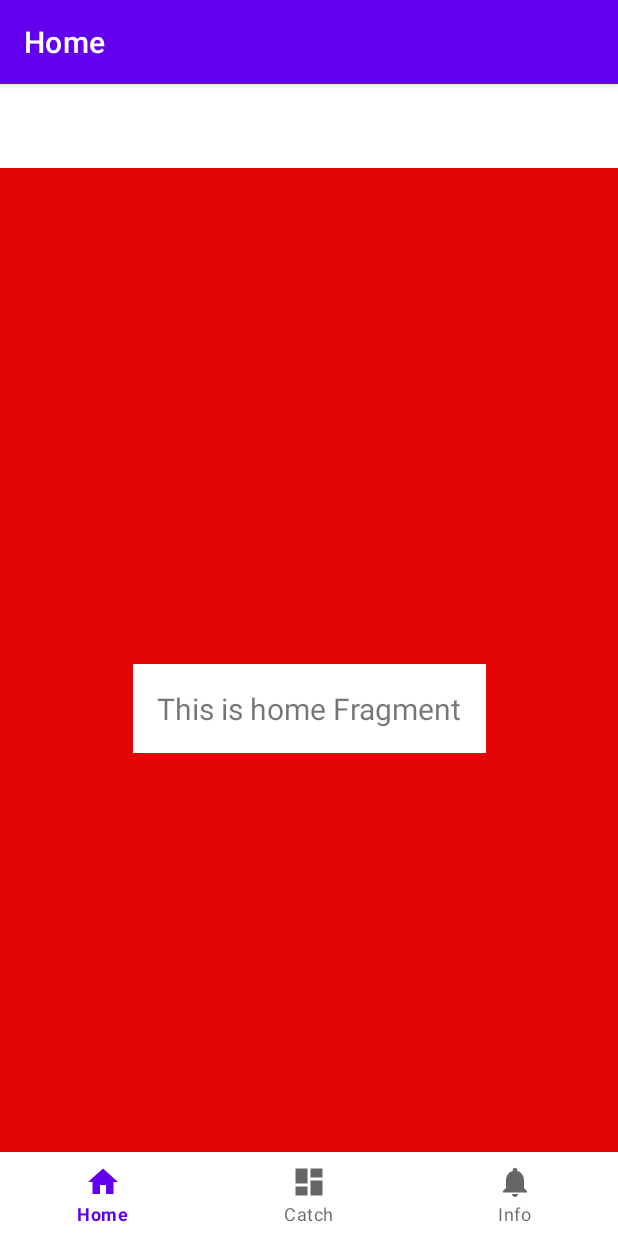
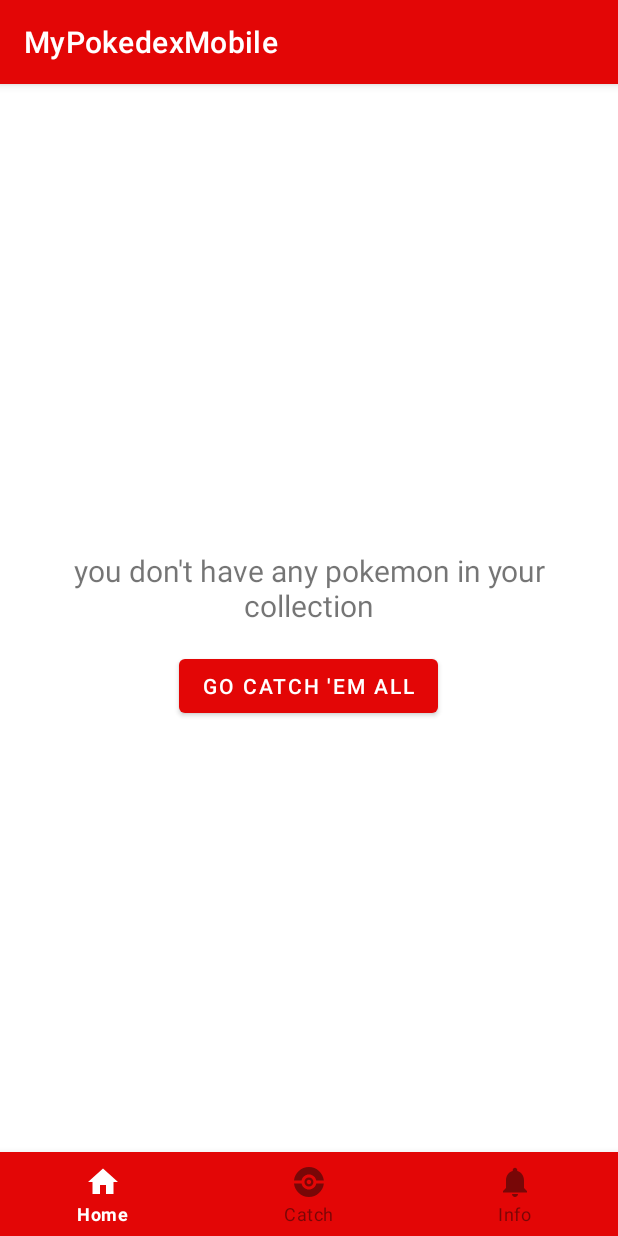
Before and after one commit to CumiTerbang/MyPokedexMobile, an Android app: the screen it shows after launch (MainActivity), on a phone screen of 412 x 824 dp. Run offline under Robolectric (Android 15) with nearby library versions, the phone set to English and light mode, and no system bars; our stand-ins replace navigation-ui.

Commit message:
update ui

```diff
--- a/app/build.gradle.kts
+++ b/app/build.gradle.kts
@@ -46,9 +46,11 @@ dependencies {
     implementation("androidx.constraintlayout:constraintlayout:2.1.4")
     implementation("androidx.lifecycle:lifecycle-livedata-ktx:2.6.1")
     implementation("androidx.lifecycle:lifecycle-viewmodel-ktx:2.6.1")
-    implementation("androidx.navigation:navigation-fragment-ktx:2.5.3")
-    implementation("androidx.navigation:navigation-ui-ktx:2.5.3")
     testImplementation("junit:junit:4.13.2")
     androidTestImplementation("androidx.test.ext:junit:1.1.5")
     androidTestImplementation("androidx.test.espresso:espresso-core:3.5.1")
+
+    implementation ("androidx.legacy:legacy-support-v4:1.0.0")
+    implementation("androidx.navigation:navigation-fragment-ktx:2.5.3")
+    implementation("androidx.navigation:navigation-ui-ktx:2.5.3")
 }
--- a/app/src/main/java/com/cumiterbang/mypokedexmobile/MainActivity.kt
+++ b/app/src/main/java/com/cumiterbang/mypokedexmobile/MainActivity.kt
@@ -5,7 +5,6 @@ import com.google.android.material.bottomnavigation.BottomNavigationView
 import androidx.appcompat.app.AppCompatActivity
 import androidx.navigation.findNavController
 import androidx.navigation.ui.AppBarConfiguration
-import androidx.navigation.ui.setupActionBarWithNavController
 import androidx.navigation.ui.setupWithNavController
 import com.cumiterbang.mypokedexmobile.databinding.ActivityMainBinding
 
@@ -22,14 +21,13 @@ class MainActivity : AppCompatActivity() {
         val navView: BottomNavigationView = binding.navView
 
         val navController = findNavController(R.id.nav_host_fragment_activity_main)
-        // Passing each menu ID as a set of Ids because each
-        // menu should be considered as top level destinations.
-        val appBarConfiguration = AppBarConfiguration(
-            setOf(
-                R.id.navigation_home, R.id.navigation_catch, R.id.navigation_info
-            )
-        )
-        setupActionBarWithNavController(navController, appBarConfiguration)
+//        val appBarConfiguration = AppBarConfiguration(
+//            setOf(
+//                R.id.navigation_home, R.id.navigation_catch, R.id.navigation_info
+//            )
+//        )
+//        setupActionBarWithNavController(navController, appBarConfiguration)
         navView.setupWithNavController(navController)
+
     }
 }
--- /dev/null
+++ b/app/src/main/java/com/cumiterbang/mypokedexmobile/data/ApiUrls.kt
@@ -0,0 +1,17 @@
+package com.cumiterbang.mypokedexmobile.data
+
+object ApiUrls {
+    const val BASE_URL = "https://pokeapi.co/api/v2/";
+    const val PAGINATION = "limit=20" //&offset=0" put offset as query later
+    const val POKEMON_LIST_REQUEST = "pokemon/?"
+    const val POKEMON_DETAIL_REQUEST = "pokemon/"
+
+    fun getImagePath(pokemonId: String?): String {
+        return "https://raw.githubusercontent.com/PokeAPI/sprites/master/sprites/pokemon/other/official-artwork/$pokemonId.png";
+    }
+
+    fun getSpritePath(pokemonId: String?): String {
+        return "https://raw.githubusercontent.com/PokeAPI/sprites/master/sprites/pokemon/$pokemonId.png";
+    }
+
+}
--- a/app/src/main/java/com/cumiterbang/mypokedexmobile/ui/dashboard/DashboardFragment.kt
+++ b/app/src/main/java/com/cumiterbang/mypokedexmobile/ui/catch/CatchFragment.kt
@@ -1,4 +1,4 @@
-package com.cumiterbang.mypokedexmobile.ui.dashboard
+package com.cumiterbang.mypokedexmobile.ui.catch
 
 import android.os.Bundle
 import android.view.LayoutInflater
@@ -9,7 +9,7 @@ import androidx.fragment.app.Fragment
 import androidx.lifecycle.ViewModelProvider
 import com.cumiterbang.mypokedexmobile.databinding.FragmentCatchBinding
 
-class DashboardFragment : Fragment() {
+class CatchFragment : Fragment() {
 
     private var _binding: FragmentCatchBinding? = null
 
@@ -23,7 +23,7 @@ class DashboardFragment : Fragment() {
         savedInstanceState: Bundle?
     ): View {
         val dashboardViewModel =
-            ViewModelProvider(this).get(DashboardViewModel::class.java)
+            ViewModelProvider(this).get(CatchViewModel::class.java)
 
         _binding = FragmentCatchBinding.inflate(inflater, container, false)
         val root: View = binding.root
--- a/app/src/main/java/com/cumiterbang/mypokedexmobile/ui/notifications/NotificationsViewModel.kt
+++ b/app/src/main/java/com/cumiterbang/mypokedexmobile/ui/catch/CatchViewModel.kt
@@ -1,13 +1,13 @@
-package com.cumiterbang.mypokedexmobile.ui.notifications
+package com.cumiterbang.mypokedexmobile.ui.catch
 
 import androidx.lifecycle.LiveData
 import androidx.lifecycle.MutableLiveData
 import androidx.lifecycle.ViewModel
 
-class NotificationsViewModel : ViewModel() {
+class CatchViewModel : ViewModel() {
 
     private val _text = MutableLiveData<String>().apply {
-        value = "This is notifications Fragment"
+        value = "This is catch Fragment"
     }
     val text: LiveData<String> = _text
 }
--- a/app/src/main/java/com/cumiterbang/mypokedexmobile/ui/home/HomeFragment.kt
+++ b/app/src/main/java/com/cumiterbang/mypokedexmobile/ui/home/HomeFragment.kt
@@ -4,9 +4,11 @@ import android.os.Bundle
 import android.view.LayoutInflater
 import android.view.View
 import android.view.ViewGroup
+import android.widget.Button
 import android.widget.TextView
 import androidx.fragment.app.Fragment
 import androidx.lifecycle.ViewModelProvider
+import com.cumiterbang.mypokedexmobile.R
 import com.cumiterbang.mypokedexmobile.databinding.FragmentHomeBinding
 
 class HomeFragment : Fragment() {
@@ -29,8 +31,16 @@ class HomeFragment : Fragment() {
         val root: View = binding.root
 
         val textView: TextView = binding.textHomeMenu
-        homeViewModel.text.observe(viewLifecycleOwner) {
-            textView.text = it
+        val buttonCatch: Button = binding.goCatch
+        homeViewModel.myPokemon.observe(viewLifecycleOwner) {
+            if(it.isEmpty()){
+                textView.visibility = View.VISIBLE
+                buttonCatch.visibility = View.VISIBLE
+                textView.text = resources.getString(R.string.my_pokemon_no_data)
+            }else{
+                textView.visibility = View.GONE
+                buttonCatch.visibility = View.GONE
+            }
         }
         return root
     }
--- a/app/src/main/java/com/cumiterbang/mypokedexmobile/ui/home/HomeViewModel.kt
+++ b/app/src/main/java/com/cumiterbang/mypokedexmobile/ui/home/HomeViewModel.kt
@@ -6,8 +6,8 @@ import androidx.lifecycle.ViewModel
 
 class HomeViewModel : ViewModel() {
 
-    private val _text = MutableLiveData<String>().apply {
-        value = "This is home Fragment"
+    private val _myPokemon = MutableLiveData<List<String>>().apply {
+        value = emptyList()
     }
-    val text: LiveData<String> = _text
+    val myPokemon: LiveData<List<String>> = _myPokemon
 }
--- a/app/src/main/java/com/cumiterbang/mypokedexmobile/ui/notifications/NotificationsFragment.kt
+++ b/app/src/main/java/com/cumiterbang/mypokedexmobile/ui/info/InfoFragment.kt
@@ -1,4 +1,4 @@
-package com.cumiterbang.mypokedexmobile.ui.notifications
+package com.cumiterbang.mypokedexmobile.ui.info
 
 import android.os.Bundle
 import android.view.LayoutInflater
@@ -9,7 +9,7 @@ import androidx.fragment.app.Fragment
 import androidx.lifecycle.ViewModelProvider
 import com.cumiterbang.mypokedexmobile.databinding.FragmentInfoBinding
 
-class NotificationsFragment : Fragment() {
+class InfoFragment : Fragment() {
 
     private var _binding: FragmentInfoBinding? = null
 
@@ -23,7 +23,7 @@ class NotificationsFragment : Fragment() {
         savedInstanceState: Bundle?
     ): View {
         val notificationsViewModel =
-            ViewModelProvider(this).get(NotificationsViewModel::class.java)
+            ViewModelProvider(this).get(InfoViewModel::class.java)
 
         _binding = FragmentInfoBinding.inflate(inflater, container, false)
         val root: View = binding.root
--- a/app/src/main/java/com/cumiterbang/mypokedexmobile/ui/dashboard/DashboardViewModel.kt
+++ b/app/src/main/java/com/cumiterbang/mypokedexmobile/ui/info/InfoViewModel.kt
@@ -1,13 +1,13 @@
-package com.cumiterbang.mypokedexmobile.ui.dashboard
+package com.cumiterbang.mypokedexmobile.ui.info
 
 import androidx.lifecycle.LiveData
 import androidx.lifecycle.MutableLiveData
 import androidx.lifecycle.ViewModel
 
-class DashboardViewModel : ViewModel() {
+class InfoViewModel : ViewModel() {
 
     private val _text = MutableLiveData<String>().apply {
-        value = "This is dashboard Fragment"
+        value = "This is info Fragment"
     }
     val text: LiveData<String> = _text
 }
--- /dev/null
+++ b/app/src/main/res/color/bottom_nav_color.xml
@@ -0,0 +1,5 @@
+<?xml version="1.0" encoding="utf-8"?>
+<selector xmlns:android="http://schemas.android.com/apk/res/android">
+    <item android:state_checked="true" android:color="@color/white" />
+    <item android:state_checked="false" android:color="@color/dark_red"/>
+</selector>
--- /dev/null
+++ b/app/src/main/res/drawable/ic_poke_ball_black_24dp.xml
@@ -0,0 +1,16 @@
+<vector xmlns:android="http://schemas.android.com/apk/res/android"
+    android:width="24dp"
+    android:height="24dp"
+    android:viewportWidth="24"
+    android:viewportHeight="24">
+  <path
+      android:pathData="M21.901,13H16.851C16.387,15.282 14.37,17 11.951,17C9.532,17 7.514,15.282 7.051,13H2C2.502,18.053 6.765,22 11.951,22C17.136,22 21.399,18.053 21.901,13Z"
+      android:fillColor="#FF000000"/>
+  <path
+      android:pathData="M21.901,11C21.399,5.947 17.136,2 11.951,2C6.765,2 2.502,5.947 2,11H7.051C7.514,8.718 9.532,7 11.951,7C14.37,7 16.387,8.718 16.851,11H21.901Z"
+      android:fillColor="#FF000000"/>
+  <path
+      android:pathData="M11.951,15C13.608,15 14.951,13.657 14.951,12C14.951,10.343 13.608,9 11.951,9C10.294,9 8.951,10.343 8.951,12C8.951,13.657 10.294,15 11.951,15ZM13.451,12C13.451,12.828 12.779,13.5 11.951,13.5C11.122,13.5 10.451,12.828 10.451,12C10.451,11.172 11.122,10.5 11.951,10.5C12.779,10.5 13.451,11.172 13.451,12Z"
+      android:fillColor="#FF000000"
+      android:fillType="evenOdd"/>
+</vector>
--- a/app/src/main/res/layout/activity_main.xml
+++ b/app/src/main/res/layout/activity_main.xml
@@ -3,26 +3,27 @@
     xmlns:app="http://schemas.android.com/apk/res-auto"
     android:id="@+id/container"
     android:layout_width="match_parent"
-    android:layout_height="match_parent"
-    android:paddingTop="?attr/actionBarSize">
+    android:layout_height="match_parent">
 
     <com.google.android.material.bottomnavigation.BottomNavigationView
         android:id="@+id/nav_view"
         android:layout_width="0dp"
-        android:layout_height="wrap_content"
+        android:layout_height="?attr/actionBarSize"
         android:layout_marginStart="0dp"
         android:layout_marginEnd="0dp"
-        android:background="?android:attr/windowBackground"
+        android:background="@color/red"
         app:layout_constraintBottom_toBottomOf="parent"
         app:layout_constraintLeft_toLeftOf="parent"
         app:layout_constraintRight_toRightOf="parent"
+        app:itemTextColor="@color/bottom_nav_color"
+        app:itemIconTint="@color/bottom_nav_color"
         app:menu="@menu/bottom_nav_menu" />
 
     <fragment
         android:id="@+id/nav_host_fragment_activity_main"
         android:name="androidx.navigation.fragment.NavHostFragment"
-        android:layout_width="match_parent"
-        android:layout_height="match_parent"
+        android:layout_width="0dp"
+        android:layout_height="0dp"
         app:defaultNavHost="true"
         app:layout_constraintBottom_toTopOf="@id/nav_view"
         app:layout_constraintLeft_toLeftOf="parent"
--- a/app/src/main/res/layout/fragment_catch.xml
+++ b/app/src/main/res/layout/fragment_catch.xml
@@ -4,8 +4,7 @@
     xmlns:tools="http://schemas.android.com/tools"
     android:layout_width="match_parent"
     android:layout_height="match_parent"
-    android:background="@color/red"
-    tools:context=".ui.dashboard.DashboardFragment">
+    tools:context=".ui.catch.CatchFragment">
 
     <TextView
         android:id="@+id/text_catch_menu"
--- a/app/src/main/res/layout/fragment_home.xml
+++ b/app/src/main/res/layout/fragment_home.xml
@@ -4,23 +4,36 @@
     xmlns:tools="http://schemas.android.com/tools"
     android:layout_width="match_parent"
     android:layout_height="match_parent"
-    android:background="@color/red"
     tools:context=".ui.home.HomeFragment">
 
-    <TextView
-        android:id="@+id/text_home_menu"
+    <androidx.appcompat.widget.LinearLayoutCompat
         android:layout_width="wrap_content"
         android:layout_height="wrap_content"
-        android:layout_marginStart="8dp"
-        android:layout_marginTop="8dp"
-        android:layout_marginEnd="8dp"
-        android:background="@color/white"
-        android:padding="@dimen/activity_horizontal_margin"
-        android:text="@string/title_home_menu"
-        android:textAlignment="center"
-        android:textSize="20sp"
+        android:orientation="vertical"
+        android:gravity="center"
         app:layout_constraintBottom_toBottomOf="parent"
         app:layout_constraintEnd_toEndOf="parent"
         app:layout_constraintStart_toStartOf="parent"
-        app:layout_constraintTop_toTopOf="parent" />
+        app:layout_constraintTop_toTopOf="parent">
+
+        <TextView
+            android:id="@+id/text_home_menu"
+            android:layout_width="wrap_content"
+            android:layout_height="wrap_content"
+            android:layout_marginStart="8dp"
+            android:layout_marginTop="8dp"
+            android:layout_marginEnd="8dp"
+            android:background="@color/white"
+            android:padding="@dimen/activity_horizontal_margin"
+            android:text="@string/my_pokemon_no_data"
+            android:textAlignment="center"
+            android:textSize="20sp" />
+
+        <Button
+            android:id="@+id/go_catch"
+            android:layout_width="wrap_content"
+            android:layout_height="wrap_content"
+            android:text="@string/go_catch_em_all" />
+
+    </androidx.appcompat.widget.LinearLayoutCompat>
 </androidx.constraintlayout.widget.ConstraintLayout>
--- a/app/src/main/res/layout/fragment_info.xml
+++ b/app/src/main/res/layout/fragment_info.xml
@@ -4,8 +4,8 @@
     xmlns:tools="http://schemas.android.com/tools"
     android:layout_width="match_parent"
     android:layout_height="match_parent"
-    android:background="@color/red"
-    tools:context=".ui.notifications.NotificationsFragment">
+    android:background="@color/dark_red"
+    tools:context=".ui.info.InfoFragment">
 
     <TextView
         android:id="@+id/text_info_menu"
--- a/app/src/main/res/menu/bottom_nav_menu.xml
+++ b/app/src/main/res/menu/bottom_nav_menu.xml
@@ -8,7 +8,7 @@
 
     <item
         android:id="@+id/navigation_catch"
-        android:icon="@drawable/ic_dashboard_black_24dp"
+        android:icon="@drawable/ic_poke_ball_black_24dp"
         android:title="@string/title_catch_menu" />
 
     <item
--- a/app/src/main/res/navigation/mobile_navigation.xml
+++ b/app/src/main/res/navigation/mobile_navigation.xml
@@ -12,15 +12,15 @@
         tools:layout="@layout/fragment_home" />
 
     <fragment
-        android:id="@+id/navigation_dashboard"
-        android:name="com.cumiterbang.mypokedexmobile.ui.dashboard.DashboardFragment"
+        android:id="@+id/navigation_catch"
+        android:name="com.cumiterbang.mypokedexmobile.ui.catch.CatchFragment"
         android:label="@string/title_catch_menu"
         tools:layout="@layout/fragment_catch"
         />
 
     <fragment
-        android:id="@+id/navigation_notifications"
-        android:name="com.cumiterbang.mypokedexmobile.ui.notifications.NotificationsFragment"
+        android:id="@+id/navigation_info"
+        android:name="com.cumiterbang.mypokedexmobile.ui.info.InfoFragment"
         android:label="@string/title_info_menu"
         tools:layout="@layout/fragment_info" />
 </navigation>
--- a/app/src/main/res/values/strings.xml
+++ b/app/src/main/res/values/strings.xml
@@ -3,4 +3,6 @@
     <string name="title_home_menu">Home</string>
     <string name="title_catch_menu">Catch</string>
     <string name="title_info_menu">Info</string>
+    <string name="my_pokemon_no_data">you don\'t have any pokemon in your collection</string>
+    <string name="go_catch_em_all">go catch \'em all</string>
 </resources>
--- a/app/src/main/res/values/themes.xml
+++ b/app/src/main/res/values/themes.xml
@@ -2,8 +2,8 @@
     <!-- Base application theme. -->
     <style name="Theme.MyPokedexMobile" parent="Theme.MaterialComponents.DayNight.DarkActionBar">
         <!-- Primary brand color. -->
-        <item name="colorPrimary">@color/purple_500</item>
-        <item name="colorPrimaryVariant">@color/purple_700</item>
+        <item name="colorPrimary">@color/red</item>
+        <item name="colorPrimaryVariant">@color/dark_red</item>
         <item name="colorOnPrimary">@color/white</item>
         <!-- Secondary brand color. -->
         <item name="colorSecondary">@color/teal_200</item>
```
